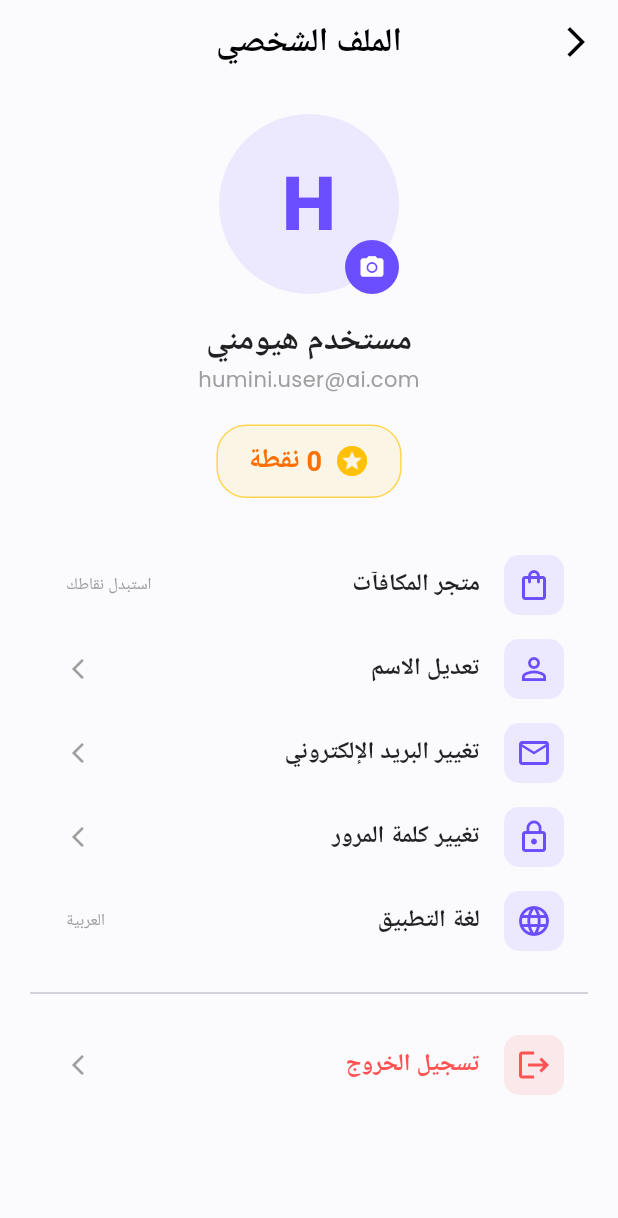
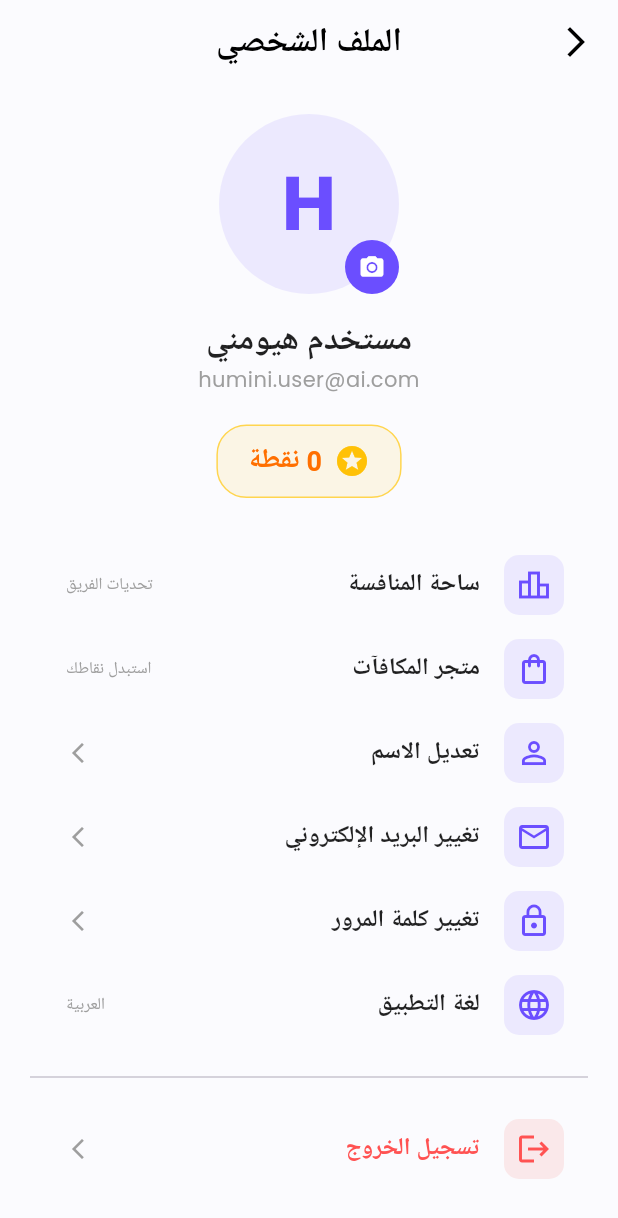
Before and after one commit to hosammsaad-oss/huminiai.com, a Flutter app: the screen it shows after launch, in the side drawer, after a tap on the "account circle" icon, on a phone screen of 412 x 824 dp. Shown: the top 1218 px of the screen. Run offline on Flutter 3.47's test engine with Material 3 defaults, Android fonts, the phone set to English and light mode, and no system bars; our stand-ins replace cloud_firestore, confetti, dio, firebase_auth, firebase_core, fl_chart and 10 more; accounts and stored records are empty; network calls fail; Roboto replaces fonts that are missing (Tajawal).

Commit message:
إضافة ساحة المنافسة والمتجر وتحديث البروفايل بنجاح

```diff
--- a/lib/screens/profile_screen.dart
+++ b/lib/screens/profile_screen.dart
@@ -5,9 +5,10 @@ import 'package:cloud_firestore/cloud_firestore.dart';
 import 'package:google_fonts/google_fonts.dart';
 import 'package:image_picker/image_picker.dart';
 import 'dart:io';
-// ضروري لربط المتجر
-import 'social_leagues_screen.dart';
-import '../RewardsStore/rewards_store.dart';
+
+import 'social_leagues_screen.dart'; // ضروري لربط ساحة المنافسة
+import '../RewardsStore/rewards_store.dart'; // ضروري لربط المتجر
+
 class ProfileScreen extends ConsumerStatefulWidget {
   const ProfileScreen({super.key});
 
@@ -19,7 +20,6 @@ class _ProfileScreenState extends ConsumerState<ProfileScreen> {
   final user = FirebaseAuth.instance.currentUser;
   File? _imageFile;
 
-  // 1. دالة تغيير الصورة
   Future<void> _pickImage() async {
     final picker = ImagePicker();
     final pickedFile = await picker.pickImage(source: ImageSource.gallery, imageQuality: 50);
@@ -29,7 +29,6 @@ class _ProfileScreenState extends ConsumerState<ProfileScreen> {
     }
   }
 
-  // 2. دالة تعديل الاسم
   void _showEditNameDialog() {
     final controller = TextEditingController(text: user?.displayName);
     _showStyledDialog(
@@ -42,7 +41,6 @@ class _ProfileScreenState extends ConsumerState<ProfileScreen> {
     );
   }
 
-  // 3. دالة تغيير البريد الإلكتروني
   void _showEditEmailDialog() {
     final controller = TextEditingController(text: user?.email);
     _showStyledDialog(
@@ -63,7 +61,6 @@ class _ProfileScreenState extends ConsumerState<ProfileScreen> {
     );
   }
 
-  // 4. دالة إعادة تعيين كلمة المرور
   void _resetPassword() async {
     if (user?.email != null) {
       try {
@@ -79,7 +76,6 @@ class _ProfileScreenState extends ConsumerState<ProfileScreen> {
     }
   }
 
-  // 5. دالة اختيار اللغة
   void _showLanguagePicker() {
     showModalBottomSheet(
       context: context,
@@ -179,7 +175,6 @@ class _ProfileScreenState extends ConsumerState<ProfileScreen> {
               Text(user?.displayName ?? "مستخدم هيومني", style: GoogleFonts.tajawal(fontSize: 22, fontWeight: FontWeight.bold, color: isDark ? Colors.white : Colors.black87)),
               Text(user?.email ?? "humini.user@ai.com", style: GoogleFonts.poppins(color: Colors.grey)),
 
-              // عرض النقاط بشكل حي
               const SizedBox(height: 20),
               StreamBuilder<DocumentSnapshot>(
                 stream: FirebaseFirestore.instance.collection('users').doc(user?.uid).snapshots(),
@@ -216,7 +211,21 @@ class _ProfileScreenState extends ConsumerState<ProfileScreen> {
                 padding: const EdgeInsets.symmetric(horizontal: 20),
                 child: Column(
                   children: [
-                    // زر الدخول لمتجر المكافآت
+                    // --- 1. زر ساحة المنافسة (تمت إضافته هنا) ---
+                    _buildProfileOption(
+                      context: context,
+                      icon: Icons.leaderboard_outlined,
+                      title: "ساحة المنافسة",
+                      trailing: "تحديات الفريق",
+                      onTap: () {
+                        Navigator.push(
+                          context,
+                          MaterialPageRoute(builder: (context) => const SocialLeaguesScreen()),
+                        );
+                      }
+                    ),
+
+                    // --- 2. زر متجر المكافآت ---
                     StreamBuilder<DocumentSnapshot>(
                       stream: FirebaseFirestore.instance.collection('users').doc(user?.uid).snapshots(),
                       builder: (context, snapshot) {
@@ -238,6 +247,7 @@ class _ProfileScreenState extends ConsumerState<ProfileScreen> {
                         );
                       }
                     ),
+
                     _buildProfileOption(context: context, icon: Icons.person_outline, title: "تعديل الاسم", onTap: _showEditNameDialog),
                     _buildProfileOption(context: context, icon: Icons.email_outlined, title: "تغيير البريد الإلكتروني", onTap: _showEditEmailDialog),
                     _buildProfileOption(context: context, icon: Icons.lock_outline, title: "تغيير كلمة المرور", onTap: _resetPassword),
```
